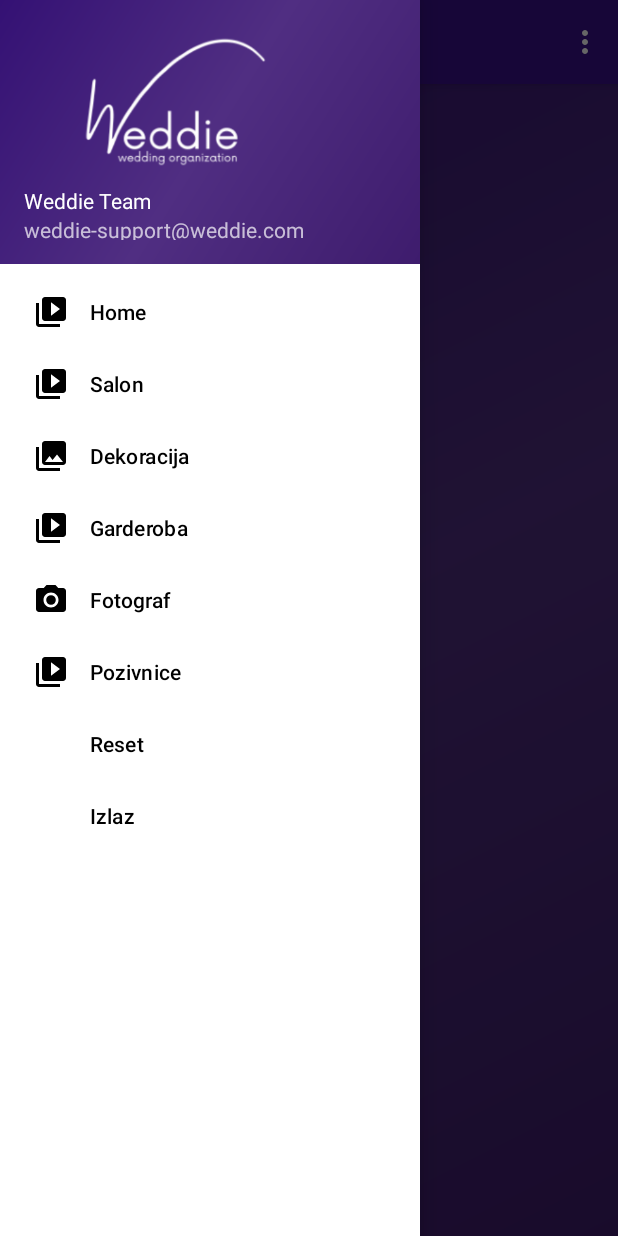
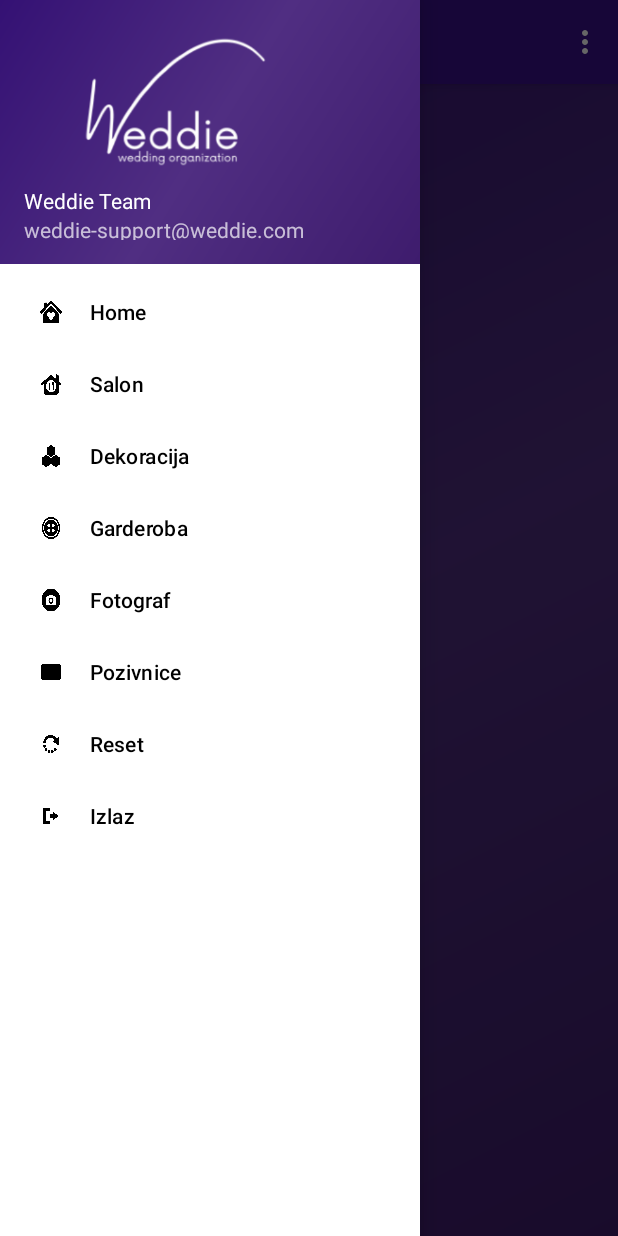
Before and after one commit to CrazyTolstoy/Wedding, an Android app: the MainActivity screen opened directly, with no data from a screen before it, with the side drawer open, on a phone screen of 412 x 824 dp. Run offline under Robolectric (Android 15) with nearby library versions, the phone set to English and light mode, and no system bars; our stand-ins replace navigation-ui.

Commit message:
цоммит

```diff
--- a/app/src/main/res/menu/activity_main_drawer.xml
+++ b/app/src/main/res/menu/activity_main_drawer.xml
@@ -1,41 +1,42 @@
 <?xml version="1.0" encoding="utf-8"?>
 <menu xmlns:android="http://schemas.android.com/apk/res/android"
     xmlns:tools="http://schemas.android.com/tools"
-    tools:showIn="navigation_view"
-    >
+    tools:showIn="navigation_view">
 
     <group android:checkableBehavior="single">
         <item
             android:id="@+id/nav_home"
-            android:icon="@drawable/ic_menu_slideshow"
+            android:icon="@drawable/home"
             android:title="Home" />
         <item
             android:id="@+id/nav_sala"
-            android:icon="@drawable/ic_menu_slideshow"
+            android:icon="@drawable/salon"
             android:title="Salon" />
         <item
             android:id="@+id/nav_dekor"
-            android:icon="@drawable/ic_menu_gallery"
+            android:icon="@drawable/dekoracije"
             android:title="Dekoracija" />
         <item
             android:id="@+id/nav_garderoba"
-            android:icon="@drawable/ic_menu_slideshow"
+            android:icon="@drawable/odeca"
             android:title="Garderoba" />
         <item
             android:id="@+id/nav_foto"
-            android:icon="@drawable/ic_menu_camera"
+            android:icon="@drawable/fotograf"
             android:title="Fotograf" />
         <item
             android:id="@+id/nav_pozivnice"
-            android:icon="@drawable/ic_menu_slideshow"
+            android:icon="@drawable/pozivnice"
             android:title="Pozivnice" />
     </group>
     <group>
         <item
             android:id="@+id/reset"
+            android:icon="@drawable/reset"
             android:title="Reset" />
         <item
             android:id="@+id/exit"
+            android:icon="@drawable/izlaz"
             android:title="Izlaz" />
     </group>
 </menu>
```
Also changed, not shown: app/src/main/res/drawable/dekoracije.png (added), app/src/main/res/drawable/fotograf.png (added), app/src/main/res/drawable/home.png (added), app/src/main/res/drawable/izlaz.png (added), app/src/main/res/drawable/odeca.png (added), app/src/main/res/drawable/pozivnice.png (added), app/src/main/res/drawable/reset.png (added), app/src/main/res/drawable/salon.png (added).
